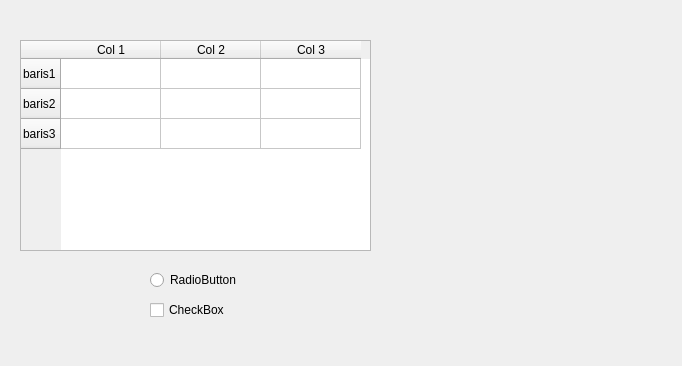
The window that DataBaseProject/ListSample.ui (leamarsela/guiLaboratorium) describes before a commit, drawn with Qt 5.
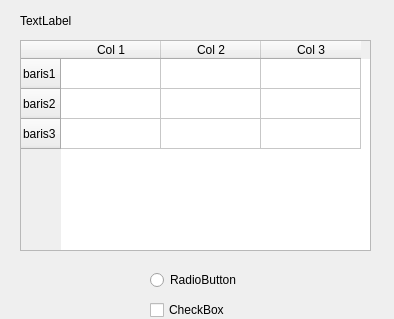
The same window after the commit.

Commit message: add groupTesting, listSample, tProject, foreign key

Patch:
```diff
--- a/DataBaseProject/ListSample.ui
+++ b/DataBaseProject/ListSample.ui
@@ -6,8 +6,8 @@
    <rect>
     <x>0</x>
     <y>0</y>
-    <width>682</width>
-    <height>366</height>
+    <width>394</width>
+    <height>319</height>
    </rect>
   </property>
   <property name="windowTitle">
@@ -79,6 +79,19 @@
     <string>CheckBox</string>
    </property>
   </widget>
+  <widget class="QLabel" name="label">
+   <property name="geometry">
+    <rect>
+     <x>20</x>
+     <y>10</y>
+     <width>111</width>
+     <height>21</height>
+    </rect>
+   </property>
+   <property name="text">
+    <string>TextLabel</string>
+   </property>
+  </widget>
  </widget>
  <resources/>
  <connections/>
```
The commit also changes 22 other files.
